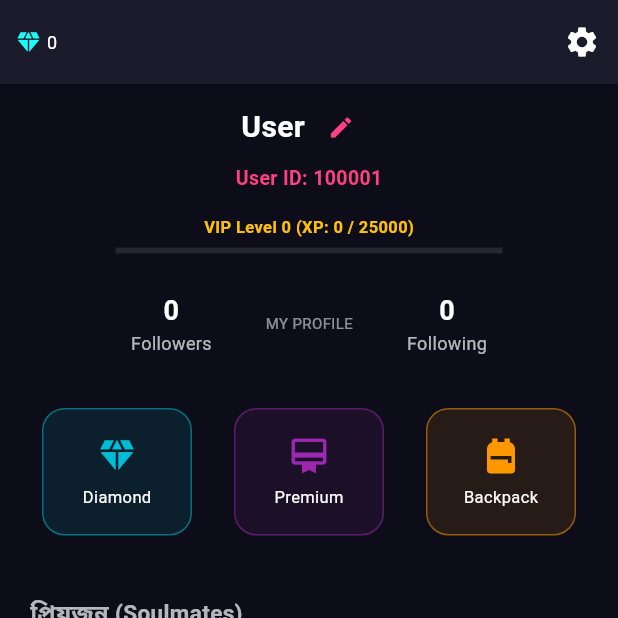
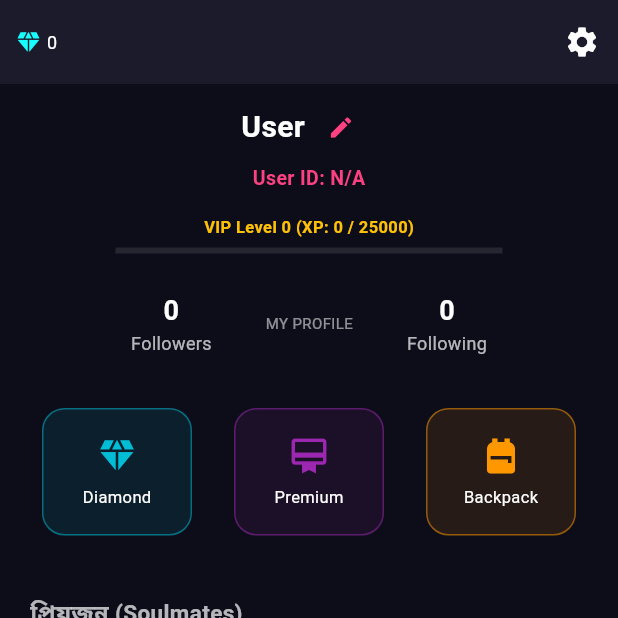
Before and after one commit to robelmiah2692-bit/pagla-chat, a Flutter app: the ProfilePage screen opened directly, scrolled down 275 dp, on a phone screen of 412 x 824 dp, the top half of it. Run offline on Flutter 3.47's test engine with Material 3 defaults, Android fonts, the phone set to English and light mode, and no system bars; our stand-ins replace audioplayers, cloud_firestore, file_picker, firebase_auth, firebase_core, firebase_database and 9 more; missing offline and left inert: agora_rtc_engine, flutter_background_service, universal_html; accounts and stored records are empty; network calls fail.

Commit message:
Update profile_page.dart

```diff
--- a/lib/profile_page.dart
+++ b/lib/profile_page.dart
@@ -460,7 +460,7 @@ class _ProfilePageState extends State<ProfilePage> {
     );
   }
 
-  @override
+ @override
 Widget build(BuildContext context) {
   final String myId = FirebaseAuth.instance.currentUser?.uid ?? "";
   // যদি এই পেজটি অন্য কারো আইডির জন্য ওপেন করা হয়, তবে 'userId' ব্যবহার হবে, নাহলে নিজের 'myId'
@@ -472,25 +472,30 @@ Widget build(BuildContext context) {
     builder: (context, snapshot) {
       if (snapshot.hasError) return const Scaffold(body: Center(child: Text("Error!")));
       if (snapshot.connectionState == ConnectionState.waiting) {
-        return const Scaffold(backgroundColor: Color(0xFF0D0D1A), body: Center(child: CircularProgressIndicator(color: Colors.pinkAccent)));
+        return const Scaffold(
+          backgroundColor: Color(0xFF0D0D1A),
+          body: Center(child: CircularProgressIndicator(color: Colors.pinkAccent))
+        );
       }
 
-      // ডাটা রিয়েল-টাইম রিড করা হচ্ছে
+      // ডাটা রিয়েল-টাইম রিড করা হচ্ছে
       Map<String, dynamic> userData = {};
       if (snapshot.hasData && snapshot.data!.exists) {
         userData = snapshot.data!.data() as Map<String, dynamic>;
+
+        // স্টেট ভ্যারিয়েবল আপডেট (সরাসরি এসাইন করা হয়েছে এরর এড়াতে)
         userName = userData['name'] ?? "User";
-        uIDValue = userData['uID']?.toString() ?? "N/A";
-        diamonds = userData['diamonds'] ?? 0;
-        xp = userData['xp'] ?? 0; // রিয়েল-টাইম XP
-        userImageURL = userData['profilePic'] ?? "";
+        uIDValue = userData['userId']?.toString() ?? "N/A"; // আপনার ফিল্ড নাম userId হলে সেটা দিন
+        diamonds = userData['diamonds']?.toInt() ?? 0;
+        xp = userData['xp']?.toInt() ?? 0;
+        userImageURL = userData['imageURL'] ?? ""; // আপনার ফিল্ড অনুযায়ী imageURL/profilePic দিন
         gender = userData['gender'] ?? "অনির্ধারিত";
         hasPremiumCard = userData['hasPremium'] ?? false;
-        followers = userData['followers'] ?? 0;
-        following = userData['following'] ?? 0;
+        followers = userData['followers']?.toInt() ?? 0;
+        following = userData['following']?.toInt() ?? 0;
       }
 
-      int vipLevel = getVipLevel();
+      int vipLevel = getVipLevel(); // আপনার তৈরি করা ফাংশন
 
       return Scaffold(
         backgroundColor: const Color(0xFF0D0D1A),
@@ -530,14 +535,22 @@ Widget build(BuildContext context) {
             ),
 
             const SizedBox(height: 20),
+
             // প্রোফাইল পিকচার ও ফ্রেম
             Center(child: Stack(alignment: Alignment.center, children: [
-              if (vipLevel > 0) Image.network("https://png.pngtree.com/png-clipart/20230501/original/pngtree-golden-vip-frame-png-image_9128509.png", width: 130, height: 130),
+              if (vipLevel > 0)
+                Image.network("https://png.pngtree.com/png-clipart/20230501/original/pngtree-golden-vip-frame-png-image_9128509.png", width: 130, height: 130),
               GestureDetector(
                 onTap: isMe ? _pickProfileImage : null,
-                child: CircleAvatar(radius: 50, backgroundColor: Colors.grey[900], backgroundImage: _getProfileImage())
+                child: CircleAvatar(
+                  radius: 50,
+                  backgroundColor: Colors.grey[900],
+                  backgroundImage: (userImageURL != "") ? NetworkImage(userImageURL) : null,
+                  child: (userImageURL == "") ? const Icon(Icons.person, size: 50, color: Colors.white) : null,
+                )
               ),
             ])),
+
             const SizedBox(height: 10),
             Row(mainAxisAlignment: MainAxisAlignment.center, children: [
               Text(userName, style: const TextStyle(fontSize: 20, fontWeight: FontWeight.bold, color: Colors.white)),
@@ -547,7 +560,7 @@ Widget build(BuildContext context) {
             Text("User ID: $uIDValue", style: const TextStyle(color: Colors.pinkAccent, fontSize: 13, fontWeight: FontWeight.bold)),
             const SizedBox(height: 15),
 
-            // VIP এবং XP সেকশন (রিয়েল-টাইম XP আপডেট হবে)
+            // VIP এবং XP সেকশন
             Padding(padding: const EdgeInsets.symmetric(horizontal: 20), child: Row(mainAxisAlignment: MainAxisAlignment.center, children: [
               if (vipLevel > 0) Image.network(getVipBadge(vipLevel), width: 45, height: 45) else const SizedBox(width: 45),
               const SizedBox(width: 12),
@@ -562,14 +575,17 @@ Widget build(BuildContext context) {
 
             const SizedBox(height: 25),
 
-            // ফলোয়ার ও ফলোয়িং
+            // ফলোয়ার ও ফলোয়িং
             Row(mainAxisAlignment: MainAxisAlignment.center, children: [
               _buildStat("Followers", followers, targetUserId, context),
               const SizedBox(width: 25),
               if (!isMe) ...[
                 ElevatedButton(
                   onPressed: _toggleFollow,
-                  style: ElevatedButton.styleFrom(backgroundColor: isFollowing ? Colors.blueGrey : Colors.pinkAccent, shape: RoundedRectangleBorder(borderRadius: BorderRadius.circular(20))),
+                  style: ElevatedButton.styleFrom(
+                    backgroundColor: isFollowing ? Colors.blueGrey : Colors.pinkAccent,
+                    shape: RoundedRectangleBorder(borderRadius: BorderRadius.circular(20))
+                  ),
                   child: Text(isFollowing ? "Friend" : "Follow", style: const TextStyle(color: Colors.white)),
                 ),
                 const SizedBox(width: 10),
@@ -590,12 +606,13 @@ Widget build(BuildContext context) {
             // মেইন অ্যাকশন বক্স: শুধু নিজের জন্য
             if (isMe) ...[
               Row(mainAxisAlignment: MainAxisAlignment.spaceEvenly, children: [
-                _buildActionBox("Diamond", Icons.diamond, Colors.cyan, _openDiamondStore),
+                // এখানে ফাংশনগুলোকে সঠিকভাবে কল করা হয়েছে
+                _buildActionBox("Diamond", Icons.diamond, Colors.cyan, () => _openDiamondStore(userData)),
                 _buildActionBox("Premium", Icons.card_membership, Colors.purple, _openPremiumStore),
                 _buildActionBox("Backpack", Icons.backpack, Colors.orange, _openBackpack),
               ]),
 
-              // 🔥 নতুন ফিচার: এজেন্সি ওয়ালেট (শুধু এজেন্টের জন্য)
+              // 🔥 এজেন্সি ওয়ালেট (শুধু এজেন্টের জন্য)
               if (userData['isAgent'] == true) ...[
                 const SizedBox(height: 25),
                 _buildAgencyWalletCard(userData),
```
